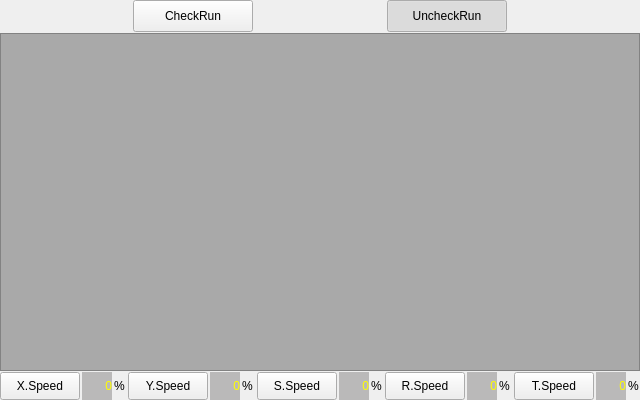
This is hcinstruction/ichcprogrammonitorframe.ui in GaussCheng/2-5AxisPunch as Qt 5 draws it before an edit. The edited form follows.
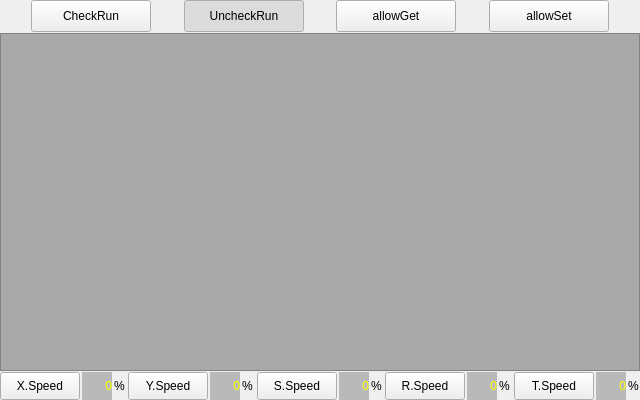
This is the edited form.

The edit to the form file:
```diff
--- a/hcinstruction/ichcprogrammonitorframe.ui
+++ b/hcinstruction/ichcprogrammonitorframe.ui
@@ -90,6 +90,9 @@
        <property name="checkable">
         <bool>true</bool>
        </property>
+       <property name="checked">
+        <bool>false</bool>
+       </property>
        <attribute name="buttonGroup">
         <string notr="true">buttonGroup</string>
        </attribute>
@@ -142,6 +145,94 @@
        </attribute>
       </widget>
      </item>
+     <item>
+      <spacer name="horizontalSpacer_4">
+       <property name="orientation">
+        <enum>Qt::Horizontal</enum>
+       </property>
+       <property name="sizeHint" stdset="0">
+        <size>
+         <width>40</width>
+         <height>20</height>
+        </size>
+       </property>
+      </spacer>
+     </item>
+     <item>
+      <widget class="QPushButton" name="allowGet">
+       <property name="minimumSize">
+        <size>
+         <width>120</width>
+         <height>32</height>
+        </size>
+       </property>
+       <property name="maximumSize">
+        <size>
+         <width>120</width>
+         <height>16777215</height>
+        </size>
+       </property>
+       <property name="text">
+        <string>allowGet</string>
+       </property>
+       <property name="iconSize">
+        <size>
+         <width>32</width>
+         <height>32</height>
+        </size>
+       </property>
+       <property name="checkable">
+        <bool>false</bool>
+       </property>
+       <property name="checked">
+        <bool>false</bool>
+       </property>
+      </widget>
+     </item>
+     <item>
+      <spacer name="horizontalSpacer_5">
+       <property name="orientation">
+        <enum>Qt::Horizontal</enum>
+       </property>
+       <property name="sizeHint" stdset="0">
+        <size>
+         <width>40</width>
+         <height>20</height>
+        </size>
+       </property>
+      </spacer>
+     </item>
+     <item>
+      <widget class="QPushButton" name="allowSet">
+       <property name="minimumSize">
+        <size>
+         <width>120</width>
+         <height>32</height>
+        </size>
+       </property>
+       <property name="maximumSize">
+        <size>
+         <width>120</width>
+         <height>16777215</height>
+        </size>
+       </property>
+       <property name="text">
+        <string>allowSet</string>
+       </property>
+       <property name="iconSize">
+        <size>
+         <width>32</width>
+         <height>32</height>
+        </size>
+       </property>
+       <property name="checkable">
+        <bool>false</bool>
+       </property>
+       <property name="checked">
+        <bool>false</bool>
+       </property>
+      </widget>
+     </item>
      <item>
       <spacer name="horizontalSpacer_2">
        <property name="orientation">
```
Left out of the diff: 11 changed lines with no effect on the pictures.
